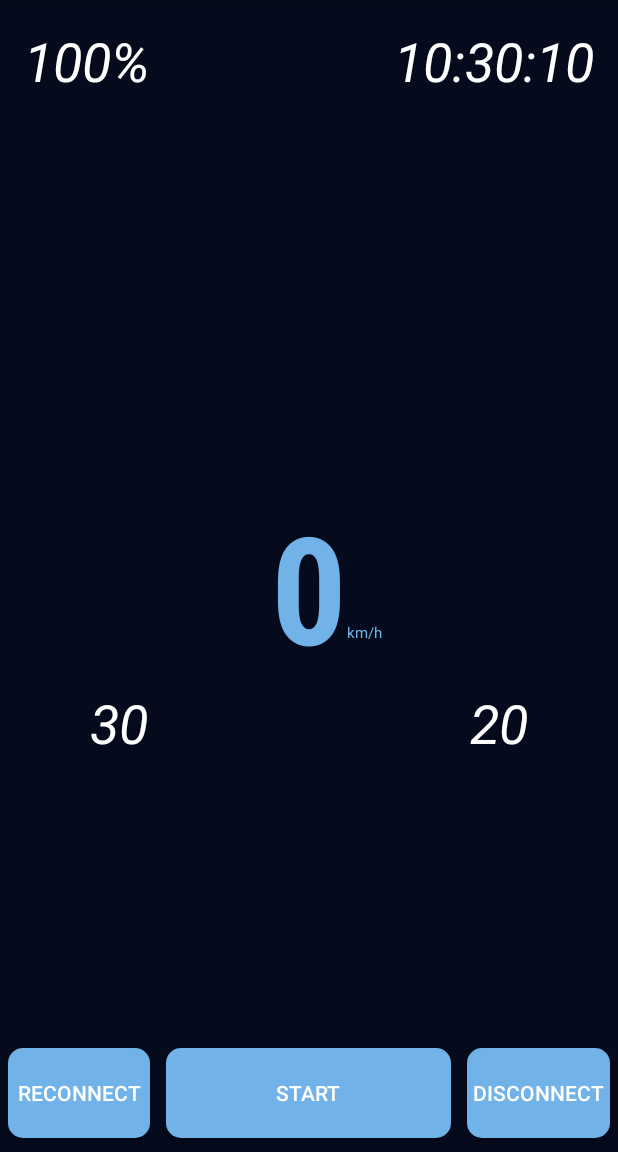
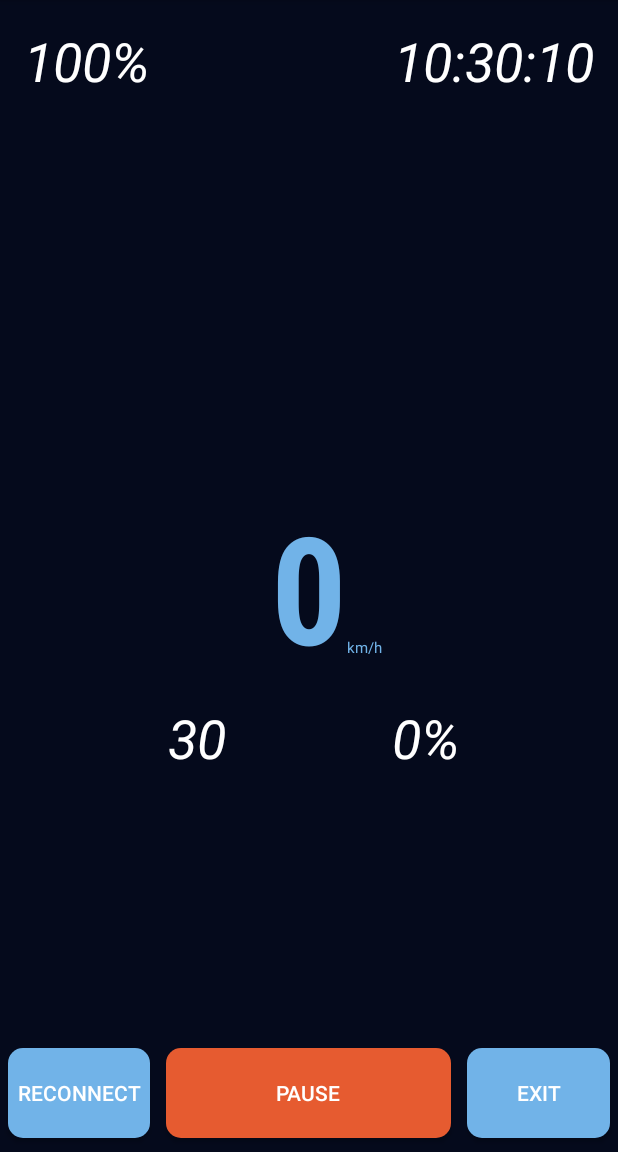
Before and after one commit to shawnL1225/AutoBrake, an Android app: the screen it shows after launch (MainActivity), after a tap on "START", on a phone screen of 412 x 824 dp, the part 84-1236 px from its top. Run offline under Robolectric (Android 15) with nearby library versions, the light colour scheme and no system bars; Roboto replaces fonts that are not available here; 1 other tap on this screen came first.

Commit message:
connect auto start, disconnect->exit

```diff
--- a/AutoBrake_android/app/src/main/java/com/example/autobrake_android/MainActivity.kt
+++ b/AutoBrake_android/app/src/main/java/com/example/autobrake_android/MainActivity.kt
@@ -37,11 +37,15 @@ class MainActivity: AppCompatActivity() {
 
         val mmBuffer: ByteArray = ByteArray(1024)
         var numBytes: Int = 0
+        var isRun = false
 
         //onTouch
         var x1 =0F
         var x2 =0F
+
+
     }
+
 
     override fun onCreate(savedInstanceState: Bundle?) {
         super.onCreate(savedInstanceState)
@@ -49,7 +53,6 @@ class MainActivity: AppCompatActivity() {
         supportActionBar!!.setIcon(R.mipmap.ic_launcher_foreground);
         setContentView(R.layout.activity_main)
 
-        myLayout.alpha = 0.3F
 
         //speech init
         mTTS = TextToSpeech(applicationContext, TextToSpeech.OnInitListener { status ->
@@ -58,21 +61,22 @@ class MainActivity: AppCompatActivity() {
         })
 
 
+
         //set BT address then connect to BT
         m_address = "98:D3:31:FC:20:72"
-        ConnectToDevice(this).execute()
+        ConnectToDevice(this,this).execute()
 
 
         //connect stuff
-        reconnect_btn.setOnClickListener { ConnectToDevice(this).execute() }
-        disconnect_btn.setOnClickListener { disconnect(this) }
+        reconnect_btn.setOnClickListener { ConnectToDevice(this, this).execute() }
+        exit_btn.setOnClickListener { disconnect(this) }
 
-        //show BT receiveThread value
+
+        //start BT and show BT receiveThread value
         start_receive_btn.setOnClickListener {
             val vibrator = getSystemService(Context.VIBRATOR_SERVICE) as Vibrator
-            myLayout.alpha = 1F
-            var isSpeaking = false
 
+            var isSpeaking = false  // for warning sign
 
 
             val handler = @SuppressLint("HandlerLeak") object: Handler() {
@@ -84,11 +88,17 @@ class MainActivity: AppCompatActivity() {
                         Log.d(BT_TAG, bufToString)
 
                         val part = bufToString.split('|')
+                        Log.d(BT_TAG, "size: "+part.size.toString())
+                        Log.d(BT_TAG, "--------------------------")
+
+                        if(part.size == 6 && bufToString[0] != '|')
+                        {
                             var speed = part[0].toInt()
                             var battery = part[1]
                             var warning_main = part[2].toInt()
                             var warnning_left = part[3].toInt()
                             var warning_right = part[4].toInt()
+                            var motor = part[5]
 
 
                             //set speed and progress bar
@@ -131,18 +141,47 @@ class MainActivity: AppCompatActivity() {
                             }
                             //set battery
                             battery_txt.text = battery+'%'
+
+                            //set motor
+                            motor_txt.text = motor+'%'
+                        }
+
+
                     }
                 }
             }
             val thread = ReceiveThread(handler)
+
+
+            if(!isRun)
+            {
+                isRun = true
+                start_receive_btn.setBackgroundResource(R.drawable.custom_button_pause)
+                start_receive_btn.text = "PAUSE"
                 thread.start()
+                val cal = Calendar.getInstance()
+                val dateReturn = '@'+SimpleDateFormat("yy:MM:dd:HH:mm:ss:SS").format(cal.time)
+                sendData(dateReturn)
             }
+            else
+            {
+                isRun = false
+                start_receive_btn.setBackgroundResource(R.drawable.custom_button)
+                start_receive_btn.text = "START"
+                sendData("#")
+            }
+
+
+
+
+        }
+
 
         //current time
         object: CountDownTimer(86400000, 1000) {
             @SuppressLint("SetTextI18n")
             override fun onFinish() {
-                time_txt.text = "ride over 24H ?"
+                time_txt.text = "run over 24H"
             }
             @SuppressLint("SimpleDateFormat")
             override fun onTick(millisUntilFinished: Long) {
@@ -178,16 +217,19 @@ class MainActivity: AppCompatActivity() {
     //BT Receive Data
     class ReceiveThread(private val handler: Handler) : Thread() {
         override fun run() {
-            //super.run()
+
 
             Log.d(BT_TAG, "START RUN")
             var available = 0
             while (true) {
+                if(!isRun) return
+                if(m_bluetoothSocket != null)
+                {
                     try {
                         available = m_bluetoothSocket!!.inputStream.available()
                         if(available>0) {
                             //wait for read
-                        Thread.sleep(150)
+                            Thread.sleep(70 )
                             numBytes = m_bluetoothSocket!!.inputStream.read(mmBuffer, 0, 500)
 
                             //debug show the num and value of BT
@@ -201,27 +243,35 @@ class MainActivity: AppCompatActivity() {
                             val message = Message.obtain()
                             message.what = BLUETOOTH_SEND_STRING
                             handler.sendMessage(message)
-                        Log.d(BT_TAG, "--------------------------")
+
                         }
                     } catch (e: IOException) {
                         Log.d(BT_TAG, "BT Input stream was disconnected", e)
                     }
                 }
 
+
+
+
+            }
+
         }
     }
 
     // BT send data
-    private fun sendData(input: String) {
-        if (m_bluetoothSocket != null) {
+    fun sendData(input: String) {
+        if(m_bluetoothSocket != null)
+        {
             try{
-                Toast.makeText(this,"write successfully", Toast.LENGTH_SHORT).show()
+                Log.d(BT_TAG, "BT write :　"+ input)
                 m_bluetoothSocket!!.outputStream.write(input.toByteArray())
             } catch(e: IOException) {
                 e.printStackTrace()
-                Toast.makeText(this,"write got wrong: "+e.message, Toast.LENGTH_SHORT).show()
+                Log.d(BT_TAG, "BT write got wrong ", e)
             }
         }
+
+
     }
 
     //BT disconnect
@@ -236,10 +286,13 @@ class MainActivity: AppCompatActivity() {
                 e.printStackTrace()
             }
         }
+        finish()
     }
 
     //BT connect
-    private class ConnectToDevice(var context: Context) : AsyncTask<Void, Void, String>() {
+    private class ConnectToDevice(var context: Context, var activity: MainActivity) : AsyncTask<Void, Void, String>() {
+
+
         private var connectSuccess: Boolean = true
 
         override fun onPreExecute() {
@@ -264,15 +317,24 @@ class MainActivity: AppCompatActivity() {
 
         override fun onPostExecute(result: String?) {
             super.onPostExecute(result)
+
             if (!connectSuccess) {
                 Toast.makeText(context,"couldn't connect", Toast.LENGTH_SHORT).show()
             } else {
                 m_isConnected = true
+                activity.start_receive_btn.callOnClick()
                 Toast.makeText(context,"connected", Toast.LENGTH_SHORT).show()
             }
             m_progress.dismiss()
 
-        }
+
+
+
+
+
+
         }
 
     }
+
+}
--- /dev/null
+++ b/AutoBrake_android/app/src/main/res/drawable/custom_button_pause.xml
@@ -0,0 +1,17 @@
+<?xml version="1.0" encoding="utf-8"?>
+<selector xmlns:android="http://schemas.android.com/apk/res/android" android:shape="rectangle">
+    <item android:state_pressed="false">
+        <shape>
+            <solid android:color="@color/btnStop"/>
+            <corners android:radius="10dp"/>
+        </shape>
+    </item>
+    <item android:state_pressed="true">
+        <shape>
+            <solid android:color="#A84323"/>
+            <corners android:radius="10dp"/>
+        </shape>
+    </item>
+
+
+</selector>
--- a/AutoBrake_android/app/src/main/res/layout/activity_main.xml
+++ b/AutoBrake_android/app/src/main/res/layout/activity_main.xml
@@ -58,7 +58,7 @@
         android:text="km/h"
         android:textColor="#71B3E8"
         android:textSize="10sp"
-        app:layout_constraintBottom_toTopOf="@+id/textView"
+        app:layout_constraintBottom_toTopOf="@+id/motor_txt"
         app:layout_constraintEnd_toEndOf="parent"
         app:layout_constraintHorizontal_bias="0.0"
         app:layout_constraintStart_toEndOf="@+id/speed_txt"
@@ -97,40 +97,40 @@
             android:textColor="#FFF" />
 
         <Button
-            android:id="@+id/disconnect_btn"
+            android:id="@+id/exit_btn"
             android:layout_width="wrap_content"
             android:layout_height="60dp"
             android:layout_margin="5dp"
             android:layout_weight="1"
             android:background="@drawable/custom_button"
-            android:text="disconnect"
+            android:text="exit"
             android:textColor="#FFF" />
     </LinearLayout>
 
     <TextView
-        android:id="@+id/textView"
+        android:id="@+id/motor_txt"
         android:layout_width="wrap_content"
         android:layout_height="wrap_content"
-        android:layout_marginEnd="60dp"
-        android:text="20"
+        android:layout_marginStart="30dp"
+        android:layout_marginTop="10dp"
+        android:text="0%"
         android:textColor="#FFFFFF"
         android:textSize="36sp"
         android:textStyle="italic"
-        app:layout_constraintEnd_toEndOf="parent"
+        app:layout_constraintStart_toEndOf="@+id/speed_txt"
         app:layout_constraintTop_toBottomOf="@+id/speed_txt" />
 
     <TextView
         android:id="@+id/textView2"
         android:layout_width="wrap_content"
         android:layout_height="wrap_content"
-        android:layout_marginStart="60dp"
+        android:layout_marginTop="10dp"
+        android:layout_marginEnd="30dp"
         android:text="30"
         android:textColor="#FFFFFF"
         android:textSize="36sp"
         android:textStyle="italic"
-        app:layout_constraintEnd_toStartOf="@+id/textView"
-        app:layout_constraintHorizontal_bias="0.0"
-        app:layout_constraintStart_toStartOf="parent"
+        app:layout_constraintEnd_toStartOf="@+id/speed_txt"
         app:layout_constraintTop_toBottomOf="@+id/speed_txt" />
 
 
--- a/AutoBrake_android/app/src/main/res/values/colors.xml
+++ b/AutoBrake_android/app/src/main/res/values/colors.xml
@@ -5,5 +5,6 @@
     <color name="colorAccent">#FFEB3B</color>
     <color name="circleStart">#03DAC5</color>
     <color name="circleAlert">#F43E06</color>
+    <color name="btnStop">#E65B30</color>
     <color name="skyBlue">#71B3E8</color>
 </resources>
```
Lines whose indentation alone changed are shown as unchanged.
